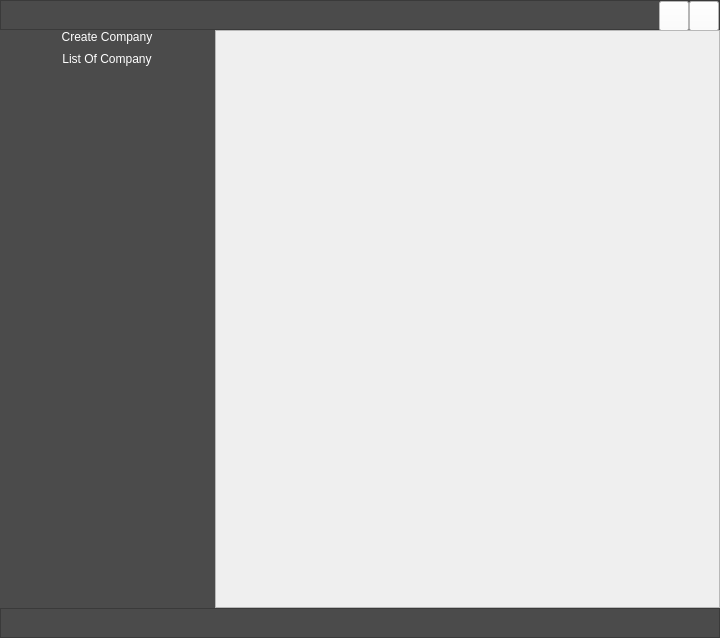
Qt form Resources/Ui/HomeWindow.ui (Darshitjivani/MBAS) before a commit.
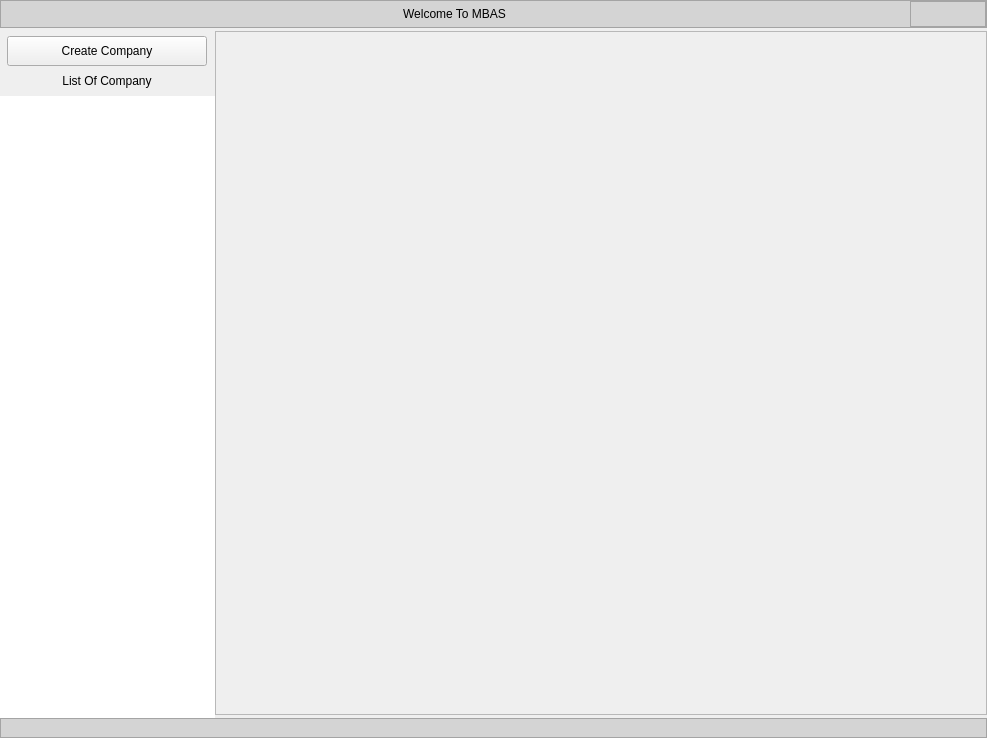
The same form after that commit. Icons and pictures are not drawn.

```diff
--- a/Resources/Ui/HomeWindow.ui
+++ b/Resources/Ui/HomeWindow.ui
@@ -6,16 +6,15 @@
    <rect>
     <x>0</x>
     <y>0</y>
-    <width>720</width>
-    <height>638</height>
+    <width>987</width>
+    <height>738</height>
    </rect>
   </property>
   <property name="windowTitle">
    <string>Home Window</string>
   </property>
   <property name="styleSheet">
-   <string notr="true">
-font: 75 16pt &quot;MS Shell Dlg 2&quot;;</string>
+   <string notr="true"/>
   </property>
   <widget class="QWidget" name="centralwidget">
    <layout class="QGridLayout" name="gridLayout_2">
@@ -36,14 +35,22 @@
     </property>
     <item row="0" column="0">
      <widget class="QFrame" name="fheader">
+      <property name="minimumSize">
+       <size>
+        <width>0</width>
+        <height>28</height>
+       </size>
+      </property>
       <property name="maximumSize">
        <size>
         <width>16777215</width>
-        <height>30</height>
+        <height>28</height>
        </size>
       </property>
       <property name="styleSheet">
-       <string notr="true">background-color: rgb(75, 75, 75);</string>
+       <string notr="true">background-color: rgb(212, 212, 212);
+font: 63 11pt &quot;Segoe UI Semibold&quot;;
+color:#000000</string>
       </property>
       <property name="frameShape">
        <enum>QFrame::StyledPanel</enum>
@@ -64,7 +71,10 @@
        <property name="bottomMargin">
         <number>0</number>
        </property>
-       <property name="spacing">
+       <property name="horizontalSpacing">
+        <number>2</number>
+       </property>
+       <property name="verticalSpacing">
         <number>0</number>
        </property>
        <item row="0" column="0">
@@ -72,7 +82,7 @@
          <property name="maximumSize">
           <size>
            <width>16777215</width>
-           <height>30</height>
+           <height>28</height>
           </size>
          </property>
          <property name="styleSheet">
@@ -102,25 +112,119 @@
           <property name="spacing">
            <number>0</number>
           </property>
+          <item row="0" column="0">
+           <widget class="QLabel" name="label">
+            <property name="text">
+             <string>Welcome To MBAS</string>
+            </property>
+            <property name="alignment">
+             <set>Qt::AlignCenter</set>
+            </property>
+           </widget>
+          </item>
          </layout>
+        </widget>
+       </item>
+       <item row="0" column="1">
+        <widget class="QFrame" name="btnFrame">
+         <property name="minimumSize">
+          <size>
+           <width>0</width>
+           <height>25</height>
+          </size>
+         </property>
+         <property name="maximumSize">
+          <size>
+           <width>76</width>
+           <height>28</height>
+          </size>
+         </property>
+         <property name="styleSheet">
+          <string notr="true">
+QPushButton{
+background-color:transparent;
+
+font: 63 11pt &quot;Segoe UI Semibold&quot;;
+  border-radius: 02px;
+
+
+  color: #19232d;	
+
+
+}
+QPushButton:selected {
+  background: #1464A0;
+  color: #19232d;
+}
+
+QPushButton:hover {
+  border-radius: 05px;
+  padding: 5px;
+  background-color:#9a9a9a;
+  border: 0px solid ;
+}</string>
+         </property>
+         <property name="frameShape">
+          <enum>QFrame::StyledPanel</enum>
+         </property>
+         <property name="frameShadow">
+          <enum>QFrame::Raised</enum>
+         </property>
+         <layout class="QGridLayout" name="gridLayout_11">
+          <property name="leftMargin">
+           <number>0</number>
+          </property>
+          <property name="topMargin">
+           <number>0</number>
+          </property>
+          <property name="rightMargin">
+           <number>0</number>
+          </property>
+          <property name="bottomMargin">
+           <number>0</number>
+          </property>
+          <property name="spacing">
+           <number>0</number>
+          </property>
+          <item row="0" column="0">
+           <widget class="QPushButton" name="pbMinimized">
+            <property name="minimumSize">
+             <size>
+              <width>25</width>
+              <height>25</height>
+             </size>
+            </property>
+            <property name="maximumSize">
+             <size>
+              <width>25</width>
+              <height>25</height>
+             </size>
+            </property>
+            <property name="text">
+             <string/>
+            </property>
+            <property name="icon">
+             <iconset resource="../icons/icons.qrc">
+              <normaloff>:/newPrefix/icons/minimize.svg</normaloff>:/newPrefix/icons/minimize.svg</iconset>
+            </property>
         </widget>
        </item>
        <item row="0" column="1">
         <widget class="QPushButton" name="pbMaximized">
          <property name="minimumSize">
           <size>
-           <width>30</width>
-           <height>30</height>
+              <width>25</width>
+              <height>25</height>
           </size>
          </property>
          <property name="maximumSize">
           <size>
-           <width>30</width>
-           <height>30</height>
+              <width>25</width>
+              <height>25</height>
           </size>
          </property>
          <property name="styleSheet">
-          <string notr="true">background-color:white;</string>
+             <string notr="true"/>
          </property>
          <property name="text">
           <string/>
@@ -141,18 +245,39 @@
         <widget class="QPushButton" name="pbClose">
          <property name="minimumSize">
           <size>
-           <width>30</width>
-           <height>30</height>
+              <width>25</width>
+              <height>25</height>
           </size>
          </property>
          <property name="maximumSize">
           <size>
-           <width>30</width>
-           <height>30</height>
+              <width>25</width>
+              <height>25</height>
           </size>
          </property>
          <property name="styleSheet">
-          <string notr="true">background-color:white</string>
+             <string notr="true">QPushButton{
+background-color:transparent;
+
+font: 63 11pt &quot;Segoe UI Semibold&quot;;
+  border-radius: 02px;
+
+
+  color: #19232d;	
+
+
+}
+QPushButton:selected {
+  background: #1464A0;
+  color: #19232d;
+}
+
+QPushButton:hover {
+  border-radius: 05px;
+  padding: 5px;
+background-color: rgb(186, 73, 51);
+  border: 0px solid ;
+}</string>
          </property>
          <property name="text">
           <string/>
@@ -172,6 +297,9 @@
       </layout>
      </widget>
     </item>
+      </layout>
+     </widget>
+    </item>
     <item row="1" column="0">
      <widget class="QWidget" name="widget" native="true">
       <layout class="QGridLayout" name="gridLayout_4">
@@ -191,7 +319,7 @@
         <number>0</number>
        </property>
        <item row="0" column="0">
-        <widget class="QWidget" name="left_sider" native="true">
+        <widget class="QWidget" name="wMenubar" native="true">
          <property name="minimumSize">
           <size>
            <width>0</width>
@@ -205,10 +333,7 @@
           </size>
          </property>
          <property name="styleSheet">
-          <string notr="true">background-color: rgb(75, 75, 75);
-border:none;
-
-</string>
+          <string notr="true"/>
          </property>
          <layout class="QGridLayout" name="gridLayout_3">
           <property name="leftMargin">
@@ -229,7 +354,7 @@
           <property name="verticalSpacing">
            <number>8</number>
           </property>
-          <item row="2" column="0" colspan="3">
+          <item row="3" column="0" colspan="3">
            <widget class="QListWidget" name="listWidget">
             <property name="enabled">
              <bool>true</bool>
@@ -247,12 +372,42 @@
              </size>
             </property>
             <property name="styleSheet">
-             <string notr="true">font: 16pt &quot;Sitka Text&quot;;
-color: rgb(255, 255, 255);</string>
+             <string notr="true">QListWidget{
+border: 0px;
+
+}
+
+QListWidget {
+
+    background-color: #ffffff;
+}
+QListWidget::item {
+    padding: 0px; 
+margin:0px;
+    border: 0px solid gray; 
+}
+QListWidget::item:selected {
+    background-color: transparent;  
+    color: white; 
+}
+
+QListWidget::item:hover{
+    padding: 0px; 
+margin:0px;
+    background-color: transparent;  
+    color: white; 
+}</string>
             </property>
            </widget>
           </item>
           <item row="0" column="1">
+           <widget class="Line" name="line">
+            <property name="orientation">
+             <enum>Qt::Vertical</enum>
+            </property>
+           </widget>
+          </item>
+          <item row="1" column="1">
            <widget class="QPushButton" name="pbCreateCompany">
             <property name="sizePolicy">
              <sizepolicy hsizetype="Fixed" vsizetype="Fixed">
@@ -263,7 +418,7 @@
             <property name="minimumSize">
              <size>
               <width>200</width>
-              <height>0</height>
+              <height>30</height>
              </size>
             </property>
             <property name="maximumSize">
@@ -273,20 +428,17 @@
              </size>
             </property>
             <property name="styleSheet">
-             <string notr="true">
-font: 16pt &quot;Sitka Text&quot;;
-color: rgb(255, 255, 255);</string>
+             <string notr="true"/>
             </property>
             <property name="text">
              <string>Create Company</string>
             </property>
            </widget>
           </item>
-          <item row="1" column="1">
+          <item row="2" column="1">
            <widget class="QLabel" name="lbListOfCompany">
             <property name="styleSheet">
-             <string notr="true">
-color: rgb(255, 255, 255);</string>
+             <string notr="true"/>
             </property>
             <property name="text">
              <string>List Of Company</string>
@@ -300,19 +452,19 @@
         </widget>
        </item>
        <item row="0" column="1">
-        <widget class="QWidget" name="widget_2" native="true">
+        <widget class="QWidget" name="wLanding" native="true">
          <layout class="QGridLayout" name="gridLayout_5">
           <property name="leftMargin">
            <number>0</number>
           </property>
           <property name="topMargin">
-           <number>0</number>
+           <number>3</number>
           </property>
           <property name="rightMargin">
            <number>0</number>
           </property>
           <property name="bottomMargin">
-           <number>0</number>
+           <number>3</number>
           </property>
           <property name="spacing">
            <number>0</number>
@@ -335,6 +487,9 @@
              <property name="rightMargin">
               <number>0</number>
              </property>
+             <property name="bottomMargin">
+              <number>0</number>
+             </property>
              <property name="spacing">
               <number>0</number>
              </property>
@@ -352,19 +507,19 @@
       <property name="minimumSize">
        <size>
         <width>0</width>
-        <height>30</height>
+        <height>20</height>
        </size>
       </property>
       <property name="maximumSize">
        <size>
         <width>16777215</width>
-        <height>30</height>
+        <height>202</height>
        </size>
       </property>
       <property name="styleSheet">
-       <string notr="true">background-color: rgb(75,75,75);
-color: rgb(255, 255, 255);
-font: 75 10pt &quot;Sitka Small&quot;;</string>
+       <string notr="true">background-color: rgb(212, 212, 212);
+font: 63 11pt &quot;Segoe UI Semibold&quot;;
+color:#000000</string>
       </property>
       <property name="frameShape">
        <enum>QFrame::StyledPanel</enum>
```
Lines whose indentation alone changed are shown as unchanged.
